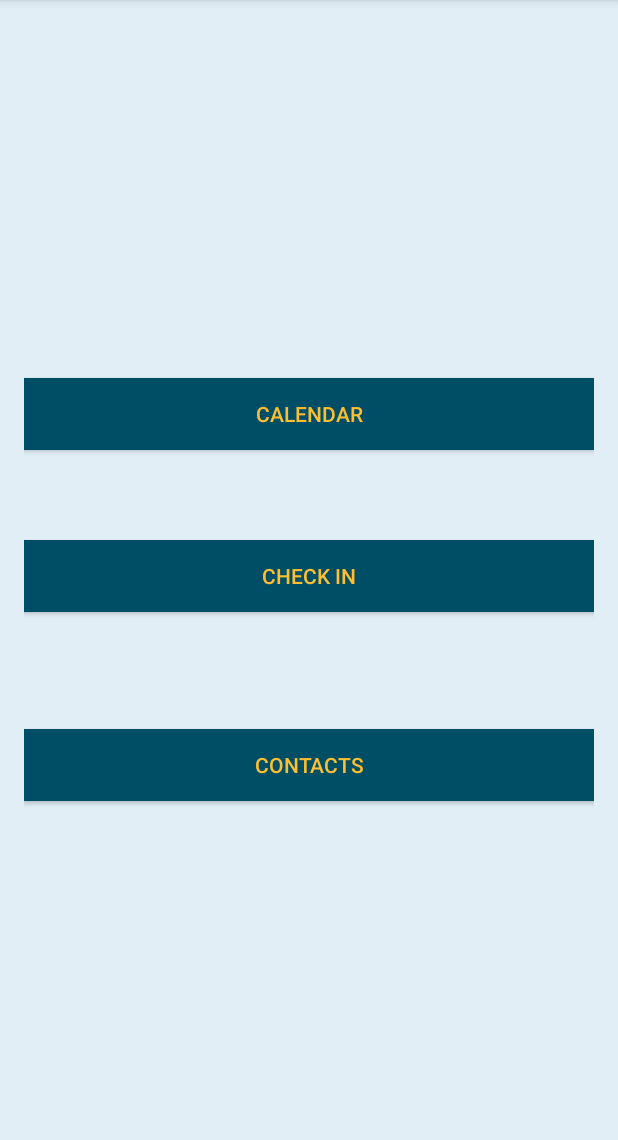
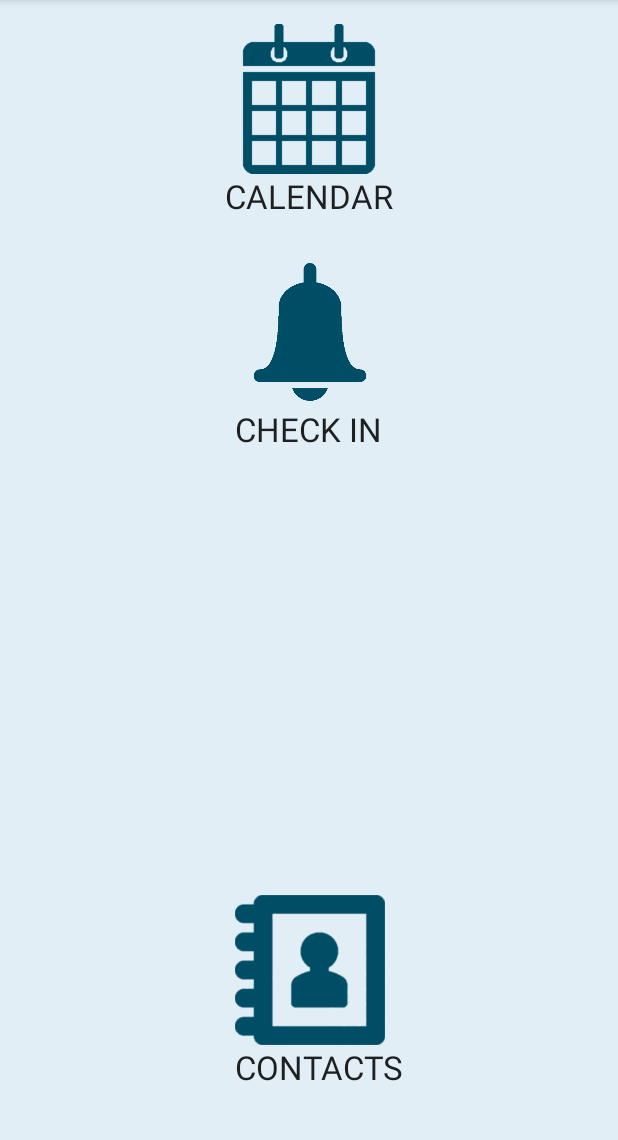
Before and after one commit to Stigland/TIG164-bearded-dragon, an Android app: the screen it shows after launch (MainActivity), on a phone screen of 412 x 824 dp, the part 84-1224 px from its top. Run offline under Robolectric (Android 15) with nearby library versions, the phone set to English and light mode, and no system bars.

Commit message:
Updated design of main menu

```diff
--- a/app/src/main/res/layout/activity_main.xml
+++ b/app/src/main/res/layout/activity_main.xml
@@ -12,36 +12,65 @@
 
 
     <Button
-        android:layout_width="match_parent"
-        android:layout_height="wrap_content"
-        android:text="Calendar"
+        android:layout_width="100dp"
+        android:layout_height="100dp"
         android:id="@+id/menu_OpenCalendar_Btn"
-        android:layout_marginBottom="60dp"
-        android:layout_above="@+id/menu_OpenCheckIn_Btn"
-        android:layout_centerHorizontal="true"
-        android:background="@color/darkBlue"
-        android:textColor="@color/yellow"/>
+        android:textColor="#000000"
+        android:textSize="25sp"
+        android:background="@drawable/calendar_icon_black"
+        android:layout_alignParentTop="true"
+        android:layout_centerHorizontal="true" />
 
     <Button
-        android:layout_width="match_parent"
-        android:layout_height="wrap_content"
-        android:text="Contacts"
+        android:layout_width="100dp"
+        android:layout_height="100dp"
         android:id="@+id/menu_OpenContacts_Btn"
-        android:layout_below="@+id/menu_OpenCheckIn_Btn"
-        android:layout_centerHorizontal="true"
-        android:layout_marginTop="78dp"
-        android:background="@color/darkBlue"
-        android:textColor="@color/yellow"/>
+        android:background="@drawable/contacts_icon_black"
+        android:textColor="#000000"
+        android:textSize="25sp"
+        android:layout_above="@+id/textView3"
+        android:layout_alignLeft="@+id/textView3"
+        android:layout_alignStart="@+id/textView3" />
 
     <Button
-        android:layout_width="match_parent"
+        android:layout_width="100dp"
+        android:layout_height="100dp"
+        android:id="@+id/menu_OpenCheckIn_Btn"
+        android:background="@drawable/bell_icon_black"
+        android:textColor="#000000"
+        android:textSize="25sp"
+        android:layout_marginTop="26dp"
+        android:layout_below="@+id/textView"
+        android:layout_alignLeft="@+id/textView2"
+        android:layout_alignStart="@+id/textView2" />
+
+    <TextView
+        android:layout_width="wrap_content"
         android:layout_height="wrap_content"
-        android:text="Check in"
-        android:id="@+id/menu_OpenCheckIn_Btn"
-        android:layout_centerVertical="true"
-        android:background="@color/darkBlue"
-        android:layout_alignRight="@+id/menu_OpenCalendar_Btn"
-        android:layout_alignEnd="@+id/menu_OpenCalendar_Btn"
-        android:textColor="@color/yellow"/>
+        android:textAppearance="?android:attr/textAppearanceLarge"
+        android:text="CALENDAR"
+        android:id="@+id/textView"
+        android:layout_below="@+id/menu_OpenCalendar_Btn"
+        android:layout_centerHorizontal="true" />
+
+    <TextView
+        android:layout_width="wrap_content"
+        android:layout_height="wrap_content"
+        android:textAppearance="?android:attr/textAppearanceLarge"
+        android:text="CONTACTS"
+        android:id="@+id/textView3"
+        android:layout_marginBottom="26dp"
+        android:layout_alignParentBottom="true"
+        android:layout_alignLeft="@+id/textView2"
+        android:layout_alignStart="@+id/textView2" />
+
+    <TextView
+        android:layout_width="wrap_content"
+        android:layout_height="wrap_content"
+        android:textAppearance="?android:attr/textAppearanceLarge"
+        android:text="CHECK IN"
+        android:id="@+id/textView2"
+        android:layout_below="@+id/menu_OpenCheckIn_Btn"
+        android:layout_centerHorizontal="true" />
 
 </RelativeLayout>
```
Also changed, not shown: app/src/main/res/drawable/bell_icon_black.png (added), app/src/main/res/drawable/calendar_icon_black.png (added), app/src/main/res/drawable/contacts_icon_black.png (added).
